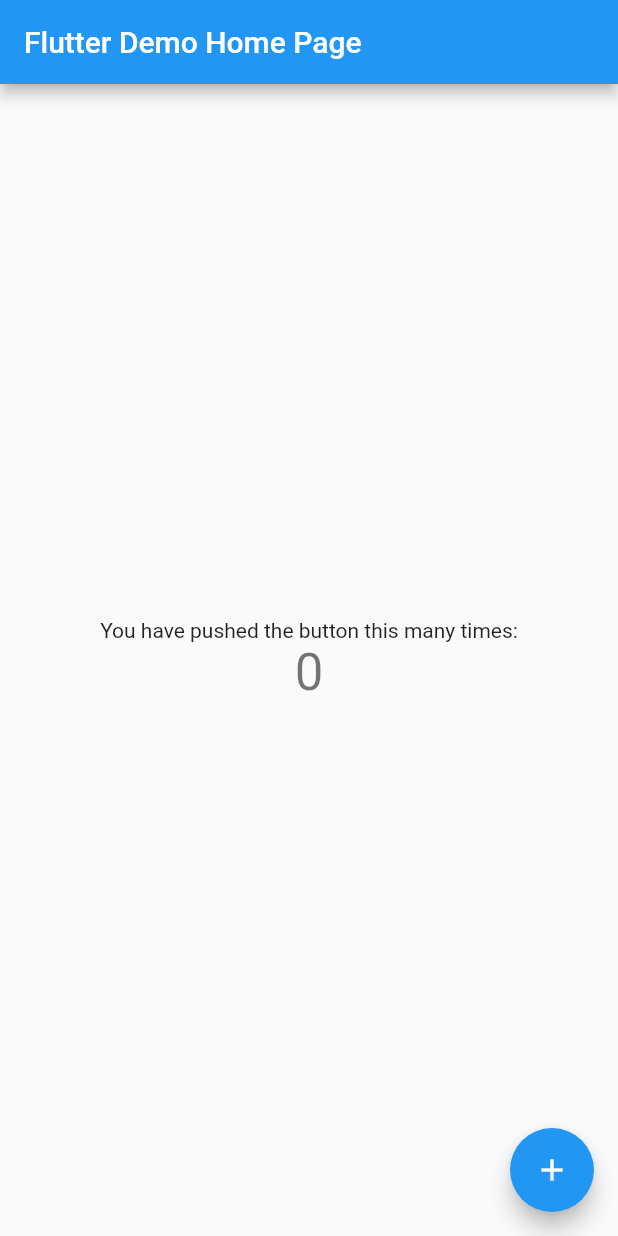
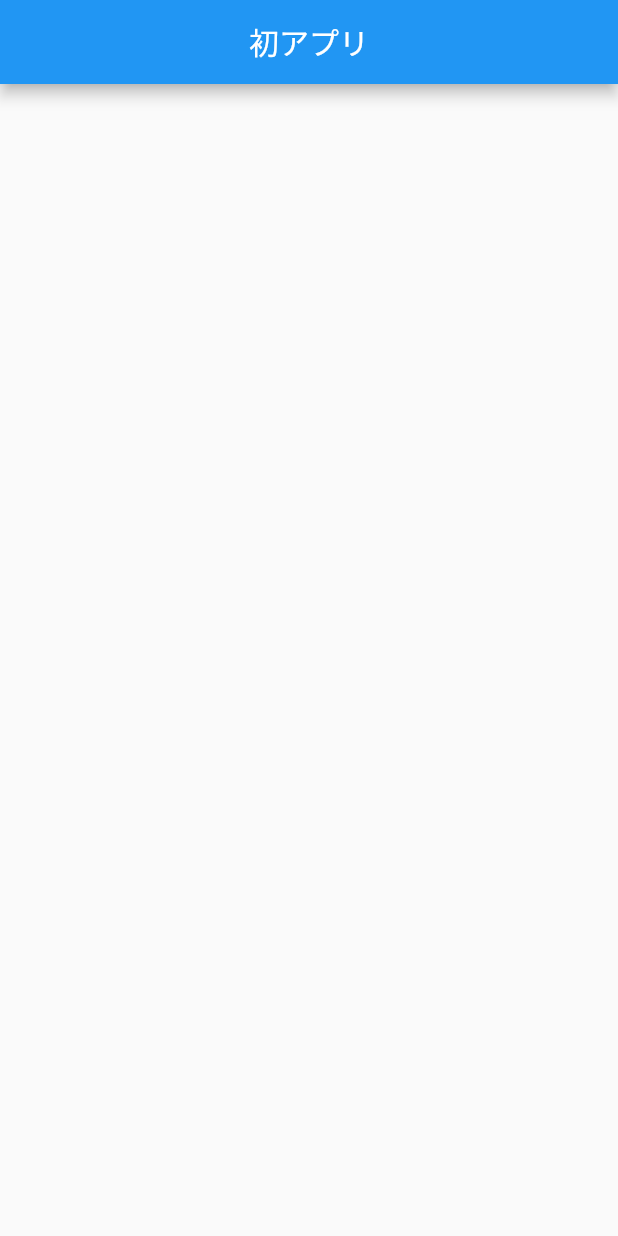
Before and after one commit to kawakami1592/my_first_app, a Flutter app: the screen it shows after launch, on a phone screen of 412 x 824 dp. Run offline on Flutter 3.47's test engine with Material 2 defaults, Android fonts, the phone set to English and light mode, and no system bars.

Commit message:
マテリアルデザイン

```diff
--- a/lib/main.dart
+++ b/lib/main.dart
@@ -1,115 +1,16 @@
 import 'package:flutter/material.dart';
 
-void main() {
-  runApp(const MyApp());
-}
+import 'screens/home_screen.dart';
+
+void main() => runApp(MyApp());
 
 class MyApp extends StatelessWidget {
-  const MyApp({Key? key}) : super(key: key);
 
-  // This widget is the root of your application.
   @override
   Widget build(BuildContext context) {
     return MaterialApp(
-      title: 'Flutter Demo',
-      theme: ThemeData(
-        // This is the theme of your application.
-        //
-        // Try running your application with "flutter run". You'll see the
-        // application has a blue toolbar. Then, without quitting the app, try
-        // changing the primarySwatch below to Colors.green and then invoke
-        // "hot reload" (press "r" in the console where you ran "flutter run",
-        // or simply save your changes to "hot reload" in a Flutter IDE).
-        // Notice that the counter didn't reset back to zero; the application
-        // is not restarted.
-        primarySwatch: Colors.blue,
-      ),
-      home: const MyHomePage(title: 'Flutter Demo Home Page'),
+      title: "初アプリ",
+      home: HomeScreen(),
     );
   }
 }
-
-class MyHomePage extends StatefulWidget {
-  const MyHomePage({Key? key, required this.title}) : super(key: key);
-
-  // This widget is the home page of your application. It is stateful, meaning
-  // that it has a State object (defined below) that contains fields that affect
-  // how it looks.
-
-  // This class is the configuration for the state. It holds the values (in this
-  // case the title) provided by the parent (in this case the App widget) and
-  // used by the build method of the State. Fields in a Widget subclass are
-  // always marked "final".
-
-  final String title;
-
-  @override
-  State<MyHomePage> createState() => _MyHomePageState();
-}
-
-class _MyHomePageState extends State<MyHomePage> {
-  int _counter = 0;
-
-  void _incrementCounter() {
-    setState(() {
-      // This call to setState tells the Flutter framework that something has
-      // changed in this State, which causes it to rerun the build method below
-      // so that the display can reflect the updated values. If we changed
-      // _counter without calling setState(), then the build method would not be
-      // called again, and so nothing would appear to happen.
-      _counter++;
-    });
-  }
-
-  @override
-  Widget build(BuildContext context) {
-    // This method is rerun every time setState is called, for instance as done
-    // by the _incrementCounter method above.
-    //
-    // The Flutter framework has been optimized to make rerunning build methods
-    // fast, so that you can just rebuild anything that needs updating rather
-    // than having to individually change instances of widgets.
-    return Scaffold(
-      appBar: AppBar(
-        // Here we take the value from the MyHomePage object that was created by
-        // the App.build method, and use it to set our appbar title.
-        title: Text(widget.title),
-      ),
-      body: Center(
-        // Center is a layout widget. It takes a single child and positions it
-        // in the middle of the parent.
-        child: Column(
-          // Column is also a layout widget. It takes a list of children and
-          // arranges them vertically. By default, it sizes itself to fit its
-          // children horizontally, and tries to be as tall as its parent.
-          //
-          // Invoke "debug painting" (press "p" in the console, choose the
-          // "Toggle Debug Paint" action from the Flutter Inspector in Android
-          // Studio, or the "Toggle Debug Paint" command in Visual Studio Code)
-          // to see the wireframe for each widget.
-          //
-          // Column has various properties to control how it sizes itself and
-          // how it positions its children. Here we use mainAxisAlignment to
-          // center the children vertically; the main axis here is the vertical
-          // axis because Columns are vertical (the cross axis would be
-          // horizontal).
-          mainAxisAlignment: MainAxisAlignment.center,
-          children: <Widget>[
-            const Text(
-              'You have pushed the button this many times:',
-            ),
-            Text(
-              '$_counter',
-              style: Theme.of(context).textTheme.headline4,
-            ),
-          ],
-        ),
-      ),
-      floatingActionButton: FloatingActionButton(
-        onPressed: _incrementCounter,
-        tooltip: 'Increment',
-        child: const Icon(Icons.add),
-      ), // This trailing comma makes auto-formatting nicer for build methods.
-    );
-  }
-}
--- /dev/null
+++ b/lib/screens/home_screen.dart
@@ -0,0 +1,19 @@
+import 'package:flutter/material.dart';
+
+class HomeScreen extends StatefulWidget {
+
+  @override
+  _HomeScreenState createState() => _HomeScreenState();
+}
+
+class _HomeScreenState extends State<HomeScreen> {
+  @override
+  Widget build(BuildContext context) {
+    return Scaffold(
+      appBar: AppBar(
+        title: Text("初アプリ"),
+        centerTitle: true,
+      ),
+    );
+  }
+}
--- a/pubspec.yaml
+++ b/pubspec.yaml
@@ -44,7 +44,7 @@ dev_dependencies:
   # activated in the `analysis_options.yaml` file located at the root of your
   # package. See that file for information about deactivating specific lint
   # rules and activating additional ones.
-  flutter_lints: ^1.0.0
+  # flutter_lints: ^1.0.0
 
 # For information on the generic Dart part of this file, see the
 # following page: https://dart.dev/tools/pub/pubspec
@@ -58,8 +58,8 @@ flutter:
   uses-material-design: true
 
   # To add assets to your application, add an assets section, like this:
-  # assets:
-  #   - images/a_dot_burr.jpeg
+  assets:
+    - assets/images/hello.png
   #   - images/a_dot_ham.jpeg
 
   # An image asset can refer to one or more resolution-specific "variants", see
```
Also changed, not shown: assets/images/hello.png (added), pubspec.lock.
